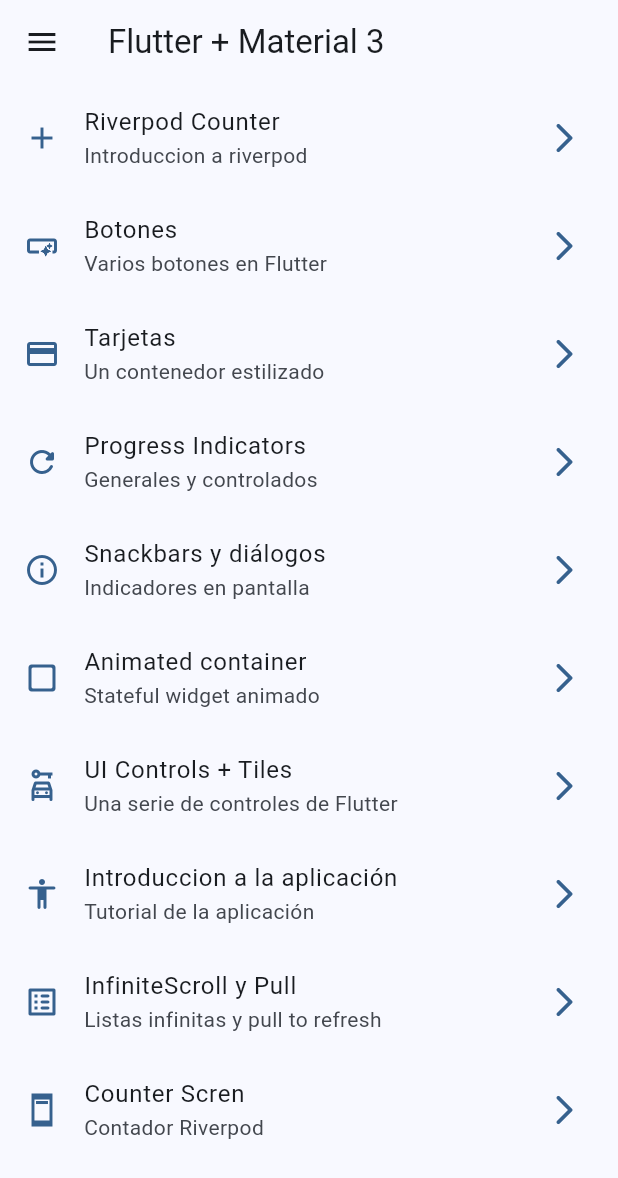
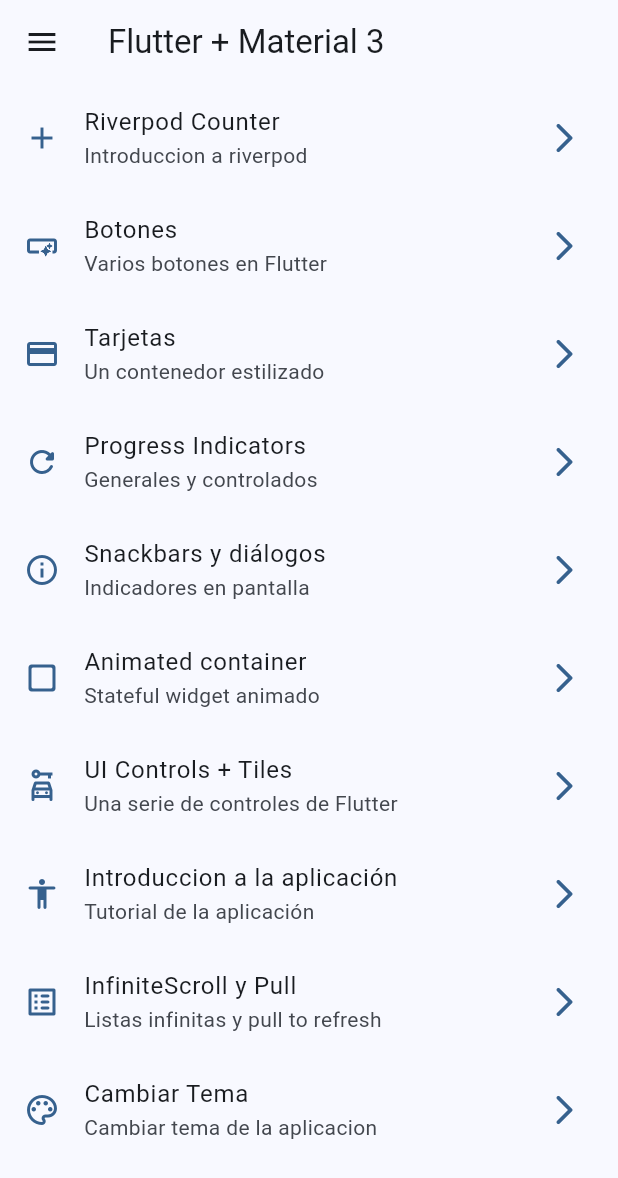
Before and after one commit to KeniaAinek/flutter, a Flutter app: the screen it shows after launch, on a phone screen of 412 x 824 dp. Shown: the top 1178 px of the screen. Run offline on Flutter 3.47's test engine with Material 3 defaults, Android fonts, the light colour scheme and no system bars; our stand-ins replace animate_do, dio, flutter_riverpod, go_router, video_player.

Commit message:
widget app terminada

```diff
--- a/widgets_app/lib/config/menu/menu_items.dart
+++ b/widgets_app/lib/config/menu/menu_items.dart
@@ -80,10 +80,10 @@
     ),
 
     MenuItem(
-      title: 'Counter Scren',
-      subTitle: 'Contador Riverpod',
-      link: '/counter',
-      icon: Icons.ad_units_sharp
-    ),
+      title: 'Cambiar Tema',
+      subTitle: 'Cambiar tema de la aplicacion',
+      link: '/theme-changer',
+      icon: Icons.color_lens_outlined
+    )
 
   ];
--- a/widgets_app/lib/config/router/app_router.dart
+++ b/widgets_app/lib/config/router/app_router.dart
@@ -1,6 +1,6 @@
 import 'package:go_router/go_router.dart';
-import 'package:widgets_app/presentation/screens/counter/couter_screen.dart';
 import 'package:widgets_app/presentation/screens/screens.dart';
+
 
 final appRouter = GoRouter(
   routes: [
@@ -64,5 +64,10 @@
       builder: (context, state) => const CounterScreen(),
       ),
 
+    GoRoute(
+      path: '/theme-changer',
+      name: ThemeChangerScreen.name,
+      builder: (context, state) => const ThemeChangerScreen(),
+      ),
   ],
 );
--- a/widgets_app/lib/config/theme/app_theme.dart
+++ b/widgets_app/lib/config/theme/app_theme.dart
@@ -15,17 +15,28 @@
 class AppTheme {
 
   final int selectedColor;
+  final bool isDarkmode;
 
   AppTheme({
+    this.isDarkmode = false,
     this.selectedColor = 0
   }): assert(selectedColor >= 0, 'Selected color must be grater than 0'),
       assert(selectedColor < colorList.length, 'Selected color must be less or equal than ${ colorList.length - 1 }');
 
   ThemeData getTheme() => ThemeData(
     useMaterial3: true,
+    brightness: isDarkmode ? Brightness.dark : Brightness.light,
     colorSchemeSeed: colorList[ selectedColor ],
     appBarTheme: AppBarTheme(
       centerTitle: false,
     ),
   );
+
+  AppTheme copyWith({
+    int? selectedColor,
+    bool? isDarkmode
+  }) => AppTheme(
+    selectedColor: selectedColor ?? this.selectedColor,
+    isDarkmode: isDarkmode ?? this.isDarkmode
+  );
 }
--- a/widgets_app/lib/main.dart
+++ b/widgets_app/lib/main.dart
@@ -2,6 +2,7 @@
 import 'package:flutter_riverpod/flutter_riverpod.dart';
 import 'package:widgets_app/config/router/app_router.dart';
 import 'package:widgets_app/config/theme/app_theme.dart';
+import 'package:widgets_app/presentation/providers/theme_provider.dart';
 
 void main() {
   runApp(
@@ -11,16 +12,22 @@
     );
 }
 
-class MainApp extends StatelessWidget {
+class MainApp extends ConsumerWidget {
   const MainApp({super.key});
 
   @override
-  Widget build(BuildContext context) {
+  Widget build(BuildContext context, WidgetRef ref) {
+
+      // final selectedColor = ref.watch( selectedColorProvider );
+      // final isDarkmode = ref.watch( isDarkmodeProvider );
+
+      final AppTheme appTheme = ref.watch(themeNotifierProvider);
+
     return MaterialApp.router(
       title: 'Flutter Widgets',
       routerConfig: appRouter,
       debugShowCheckedModeBanner: false,
-      theme: AppTheme(selectedColor: 0).getTheme(),
+      theme: appTheme.getTheme(),  // Ensure isDarkmode is defined in AppTheme
     );
   }
 }
--- a/widgets_app/lib/presentation/providers/theme_provider.dart
+++ b/widgets_app/lib/presentation/providers/theme_provider.dart
@@ -1,4 +1,30 @@
 import 'package:flutter_riverpod/flutter_riverpod.dart';
+import 'package:widgets_app/config/theme/app_theme.dart';
 
 // estado => isDarkmodeProvider =  boolean
 final isDarkmodeProvider = StateProvider( (ref) => false );
+
+//Listado de colors
+final colorListProvider = Provider((ref) => colorList);
+
+final selectedColorProvider = StateProvider((ref) => 0);
+
+
+final themeNotifierProvider = StateNotifierProvider<ThemeNotifier, AppTheme>(
+  (ref) => ThemeNotifier(),
+);
+
+
+class ThemeNotifier extends StateNotifier<AppTheme>{
+  ThemeNotifier(): super( AppTheme() );
+
+  void toggleDarkmode(){
+    state = state.copyWith( isDarkmode: !state.isDarkmode );
+  }
+
+  void changeColorIndex( int colorIndex){
+    state = state.copyWith( selectedColor: colorIndex );
+  }
+
+
+}
--- a/widgets_app/lib/presentation/screens/counter/couter_screen.dart
+++ b/widgets_app/lib/presentation/screens/counter/counter_screen.dart
@@ -1,6 +1,6 @@
  import 'package:flutter/material.dart';
 import 'package:flutter_riverpod/flutter_riverpod.dart';
-import 'package:widgets_app/presentation/providers/couter_provider.dart';
+import 'package:widgets_app/presentation/providers/counter_provider.dart';
 import 'package:widgets_app/presentation/providers/theme_provider.dart';
 
  class CounterScreen extends ConsumerWidget {
--- a/widgets_app/lib/presentation/screens/screens.dart
+++ b/widgets_app/lib/presentation/screens/screens.dart
@@ -1,3 +1,5 @@
+export 'package:widgets_app/presentation/screens/theme_changer/theme_changer_screen.dart';
+export 'package:widgets_app/presentation/screens/counter/counter_screen.dart';
 export 'package:widgets_app/presentation/screens/animated/animated_screen.dart';
 export 'package:widgets_app/presentation/screens/app_tutorial/app_tutorial_screen.dart';
 export 'package:widgets_app/presentation/screens/infinite_scroll/infinite_scroll_screen.dart';
@@ -7,4 +9,3 @@
 export 'package:widgets_app/presentation/screens/buttons/buttons_screen.dart';
 export 'package:widgets_app/presentation/screens/cards/cards_screen.dart';
 export 'package:widgets_app/presentation/screens/home/home_screen.dart';
-export 'package:widgets_app/presentation/screens/counter/couter_screen.dart';
```
Also changed, not shown: widgets_app/lib/presentation/screens/theme_changer/theme_changer_screen.dart (added, +62 -0 lines), widgets_app/lib/presentation/providers/counter_provider.dart (renamed from widgets_app/lib/presentation/providers/couter_provider.dart).
